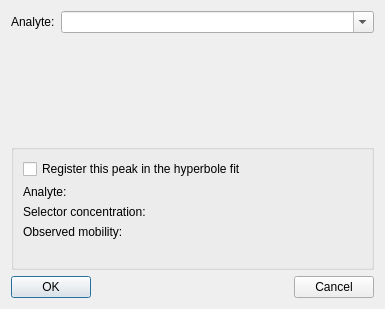
Before: the Qt Designer form src/gui/addpeakdialog.ui in echmet/CEval, drawn with Qt 5.
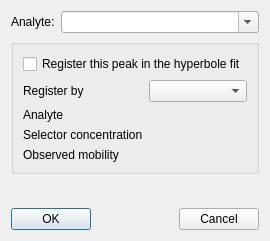
After: the same form once the commit is applied.

Commit message: - Minor GUI adjustments to AddPeakDialog - Prepare for option to register peak by either HVL a1 or observed   mobility

What changed in the file:
```diff
--- a/src/gui/addpeakdialog.ui
+++ b/src/gui/addpeakdialog.ui
@@ -6,8 +6,8 @@
    <rect>
     <x>0</x>
     <y>0</y>
-    <width>385</width>
-    <height>309</height>
+    <width>245</width>
+    <height>241</height>
    </rect>
   </property>
   <property name="windowTitle">
@@ -56,14 +56,14 @@
       </item>
       <item>
        <layout class="QFormLayout" name="formLayout_2">
-        <item row="0" column="0">
+        <item row="1" column="0">
          <widget class="QLabel" name="ql_hfAnalyte">
           <property name="text">
-           <string>Analyte:</string>
+           <string>Analyte</string>
           </property>
          </widget>
         </item>
-        <item row="0" column="1">
+        <item row="1" column="1">
          <widget class="QLabel" name="ql_hfAnalyteRes">
           <property name="text">
            <string/>
@@ -73,14 +73,14 @@
           </property>
          </widget>
         </item>
-        <item row="1" column="0">
+        <item row="2" column="0">
          <widget class="QLabel" name="ql_hfSelConc">
           <property name="text">
-           <string>Selector concentration:</string>
+           <string>Selector concentration</string>
           </property>
          </widget>
         </item>
-        <item row="1" column="1">
+        <item row="2" column="1">
          <widget class="QLabel" name="ql_hfSelConcRes">
           <property name="text">
            <string/>
@@ -90,14 +90,14 @@
           </property>
          </widget>
         </item>
-        <item row="2" column="0">
+        <item row="3" column="0">
          <widget class="QLabel" name="ql_hfMobility">
           <property name="text">
-           <string>Observed mobility:</string>
+           <string>Observed mobility</string>
           </property>
          </widget>
         </item>
-        <item row="2" column="1">
+        <item row="3" column="1">
          <widget class="QLabel" name="ql_hfMobilityRes">
           <property name="text">
            <string/>
@@ -107,11 +107,34 @@
           </property>
          </widget>
         </item>
+        <item row="0" column="0">
+         <widget class="QLabel" name="ql_registerBy">
+          <property name="text">
+           <string>Register by</string>
+          </property>
+         </widget>
+        </item>
+        <item row="0" column="1">
+         <widget class="QComboBox" name="qcbox_registerBy"/>
+        </item>
        </layout>
       </item>
      </layout>
     </widget>
    </item>
+   <item>
+    <spacer name="verticalSpacer">
+     <property name="orientation">
+      <enum>Qt::Vertical</enum>
+     </property>
+     <property name="sizeHint" stdset="0">
+      <size>
+       <width>20</width>
+       <height>40</height>
+      </size>
+     </property>
+    </spacer>
+   </item>
    <item>
     <layout class="QHBoxLayout" name="horizontalLayout">
      <item>
```
Left out of the diff: 2 changed lines with no effect on the pictures.
